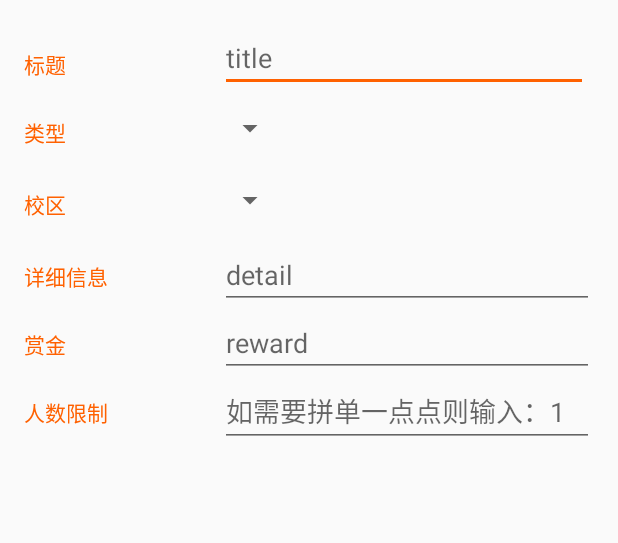
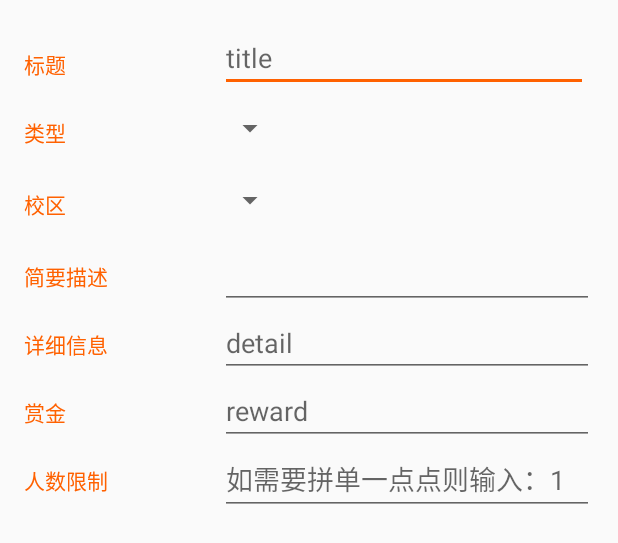
Before and after one commit to YourBroDuke/hleper_app, an Android app: the layout activity_edit_order.xml on its own in the app's theme, with its tools: preview values and no code run, on a phone screen of 412 x 824 dp. Shown: the top 543 px of the screen. Run offline under Robolectric (Android 15) with nearby library versions, the phone set to English and light mode, and no system bars.

Commit message:
New order done!(All basic feature done

```diff
--- a/app/src/main/java/com/yourbroduke/android/hleper/OrderListActivity.java
+++ b/app/src/main/java/com/yourbroduke/android/hleper/OrderListActivity.java
@@ -70,6 +70,12 @@ public class OrderListActivity extends AppCompatActivity{
         fab.setOnClickListener(new View.OnClickListener() {
             @Override
             public void onClick(View view) {
+
+                if (MainActivity.mainUser.getmID() == -1) {
+                    Toast.makeText(OrderListActivity.this, "请先登录", Toast.LENGTH_LONG).show();
+                    return;
+                }
+
                 Intent intent = new Intent(OrderListActivity.this, EditOrderActivity.class);
                 Bundle bundle = new Bundle();
                 bundle.putInt("type", flag);
--- a/app/src/main/res/layout/activity_edit_order.xml
+++ b/app/src/main/res/layout/activity_edit_order.xml
@@ -95,6 +95,34 @@
         </LinearLayout>
     </LinearLayout>
 
+    <!-- Description category -->
+    <LinearLayout
+        android:id="@+id/container_description"
+        android:layout_width="match_parent"
+        android:layout_height="wrap_content"
+        android:orientation="horizontal">
+
+        <!-- Label -->
+        <TextView
+            android:text="@string/order_description"
+            style="@style/CategoryStyle" />
+
+        <!-- Input fields -->
+        <RelativeLayout
+            android:layout_height="wrap_content"
+            android:layout_width="0dp"
+            android:layout_weight="2"
+            android:paddingLeft="4dp">
+
+            <!-- Detail field -->
+            <EditText
+                android:id="@+id/edit_order_description"
+                android:hint="@string/order_description_hint"
+                android:inputType="textLongMessage"
+                style="@style/EditorFieldStyle" />
+        </RelativeLayout>
+    </LinearLayout>
+
     <!-- Detail category -->
     <LinearLayout
         android:id="@+id/container_detail"
--- a/app/src/main/res/values/strings.xml
+++ b/app/src/main/res/values/strings.xml
@@ -59,5 +59,7 @@
     <string name="about">about</string>
     <string name="help">nothing help</string>
     <string name="donate">don\'t donate now</string>
+    <string name="order_description">简要描述</string>
+    <string name="order_description_hint" />
 
 </resources>
```
Also changed, not shown: app/src/main/java/com/yourbroduke/android/hleper/EditOrderActivity.java (+81 -7 lines), app/src/main/java/com/yourbroduke/android/hleper/PostLoader.java (added, +38 -0 lines), app/src/main/java/com/yourbroduke/android/hleper/QueryUtils.java (+42 -0 lines).
